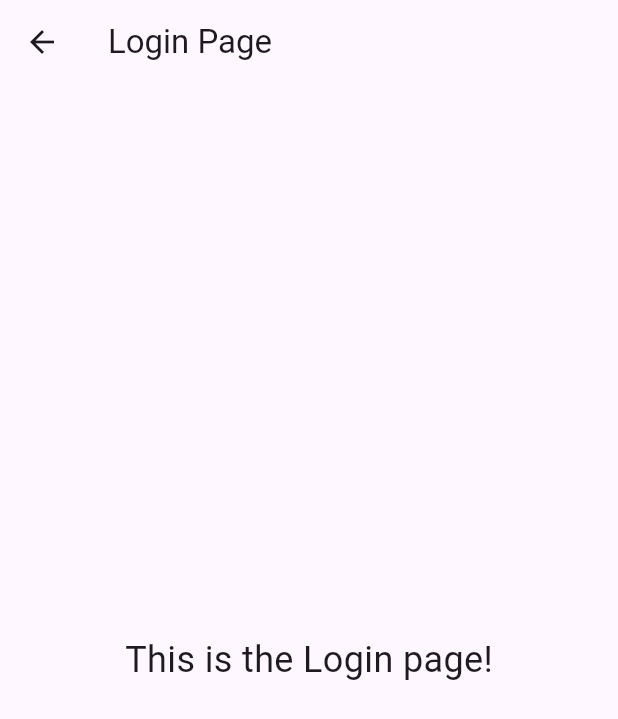
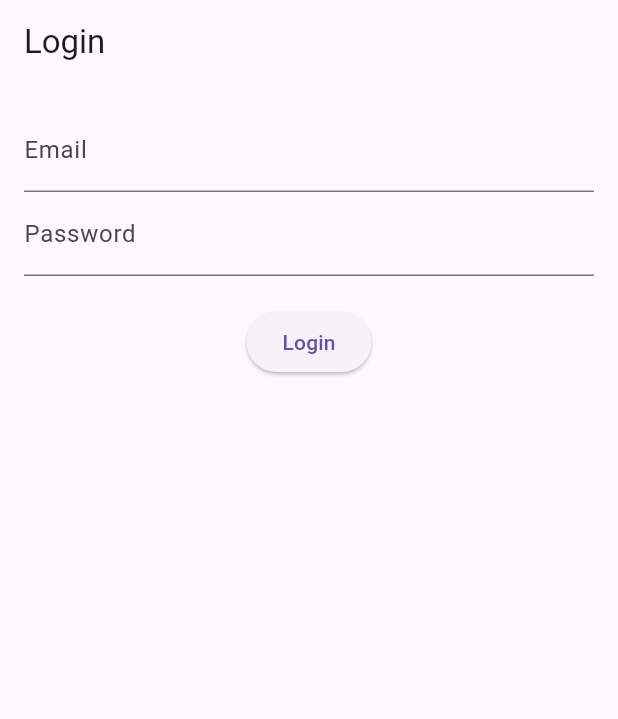
Before and after one commit to ftkaiwai/ftkaiwai001_sharelounge, a Flutter app: the LoginPage screen opened directly, on a phone screen of 412 x 824 dp. Shown: the top 719 px of the screen. Run offline on Flutter 3.47's test engine with Material 3 defaults, Android fonts, the phone set to English and light mode, and no system bars; our stand-ins replace firebase_auth, firebase_core; accounts and stored records are empty.

```diff
--- a/lib/login.dart
+++ b/lib/login.dart
@@ -1,16 +1,53 @@
+import 'package:firebase_auth/firebase_auth.dart';
 import 'package:flutter/material.dart';
 
-class LoginPage extends
-StatelessWidget {
+class LoginPage extends StatefulWidget {
+  @override
+  _LoginPageState createState() => _LoginPageState();
+}
+
+class _LoginPageState extends State<LoginPage> {
+  final FirebaseAuth _auth = FirebaseAuth.instance;
+  final TextEditingController _emailController = TextEditingController();
+  final TextEditingController _passwordController = TextEditingController();
+
+  Future<void> _login() async {
+    try {
+      UserCredential userCredential = await _auth.signInWithEmailAndPassword(
+        email: _emailController.text,
+        password: _passwordController.text,
+      );
+      print("Logged in as: ${userCredential.user!.email}");
+    } on FirebaseException catch (e) {
+      print('FirebaseException caught: ${e.message}');
+    } catch (e) {
+      print('Unknown error: $e');
+    }
+  }
+
   @override
   Widget build(BuildContext context) {
     return Scaffold(
-      appBar: AppBar(
-        title: Text('Login Page'),
-      ),
-      body: Center(
-        child: Text(
-          'This is the Login page!', style: TextStyle(fontSize: 24),
+      appBar: AppBar(title: Text('Login')),
+      body: Padding(
+        padding: const EdgeInsets.all(16.0),
+        child: Column(
+          children: [
+            TextField(
+              controller: _emailController,
+              decoration: InputDecoration(labelText: 'Email'),
+            ),
+            TextField(
+              controller: _passwordController,
+              decoration: InputDecoration(labelText: 'Password'),
+              obscureText: true,
+            ),
+            SizedBox(height: 20),
+            ElevatedButton(
+              onPressed: _login,
+              child: Text('Login'),
+            ),
+          ],
         ),
       ),
     );
--- a/pubspec.yaml
+++ b/pubspec.yaml
@@ -30,9 +30,9 @@ environment:
 dependencies:
   flutter:
     sdk: flutter
-
-  # The following adds the Cupertino Icons font to your application.
-  # Use with the CupertinoIcons class for iOS style icons.
+  firebase_core: ^2.15.1
+  firebase_auth: ^4.10.1
+  firebase_auth_web: ^5.8.13
   cupertino_icons: ^1.0.8
 
 dev_dependencies:
```
Also changed, not shown: lib/main.dart (+7 -104 lines), pubspec.lock, 5 other files.
